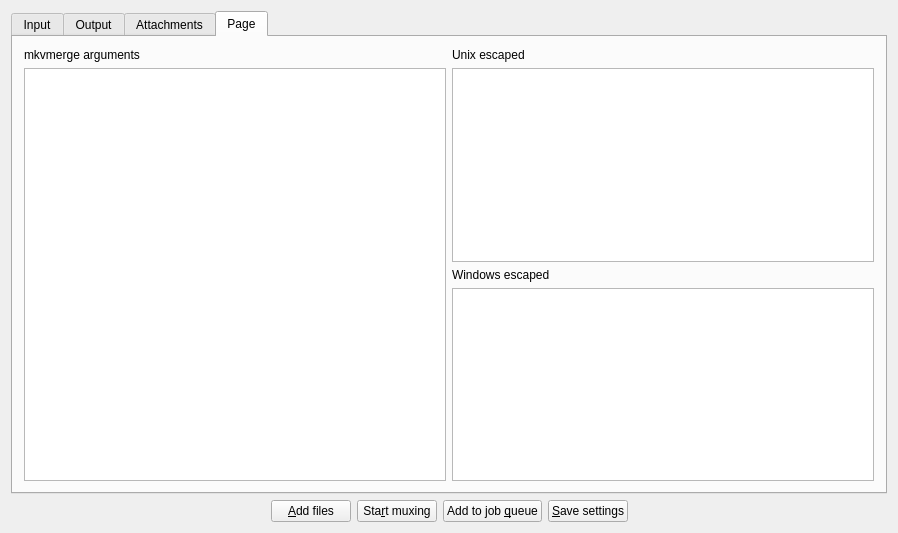
jpsdr/MKVToolnix-Windows-7, file src/mkvtoolnix-gui/forms/merge_widget.ui: the form before one commit.
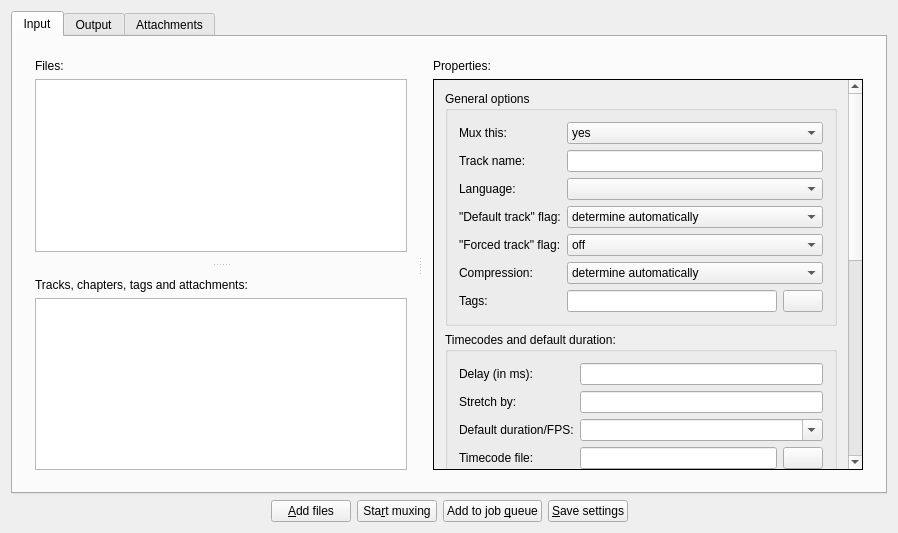
The form after the commit. The open tabs and pages were chosen to show the change. Icons and pictures are not drawn.

Commit message: GUI: remove page for command line debugging

The edit to the form file:
```diff
--- a/src/mkvtoolnix-gui/forms/merge_widget.ui
+++ b/src/mkvtoolnix-gui/forms/merge_widget.ui
@@ -137,8 +137,8 @@
                <rect>
                 <x>0</x>
                 <y>0</y>
-                <width>463</width>
-                <height>858</height>
+                <width>462</width>
+                <height>834</height>
                </rect>
               </property>
               <layout class="QVBoxLayout" name="verticalLayout_9">
@@ -1266,51 +1266,6 @@
        </item>
       </layout>
      </widget>
-     <widget class="QWidget" name="tab">
-      <attribute name="title">
-       <string>Page</string>
-      </attribute>
-      <layout class="QHBoxLayout" name="horizontalLayout_4">
-       <item>
-        <layout class="QVBoxLayout" name="verticalLayout_13">
-         <item>
-          <widget class="QLabel" name="label_3">
-           <property name="text">
-            <string>mkvmerge arguments</string>
-           </property>
-          </widget>
-         </item>
-         <item>
-          <widget class="QTextEdit" name="debugOutput"/>
-         </item>
-        </layout>
-       </item>
-       <item>
-        <layout class="QVBoxLayout" name="verticalLayout_12">
-         <item>
-          <widget class="QLabel" name="label">
-           <property name="text">
-            <string>Unix escaped</string>
-           </property>
-          </widget>
-         </item>
-         <item>
-          <widget class="QTextEdit" name="cmdUnix"/>
-         </item>
-         <item>
-          <widget class="QLabel" name="label_2">
-           <property name="text">
-            <string>Windows escaped</string>
-           </property>
-          </widget>
-         </item>
-         <item>
-          <widget class="QTextEdit" name="cmdWindows"/>
-         </item>
-        </layout>
-       </item>
-      </layout>
-     </widget>
     </widget>
    </item>
    <item>
```
The commit also changes 2 other files.
